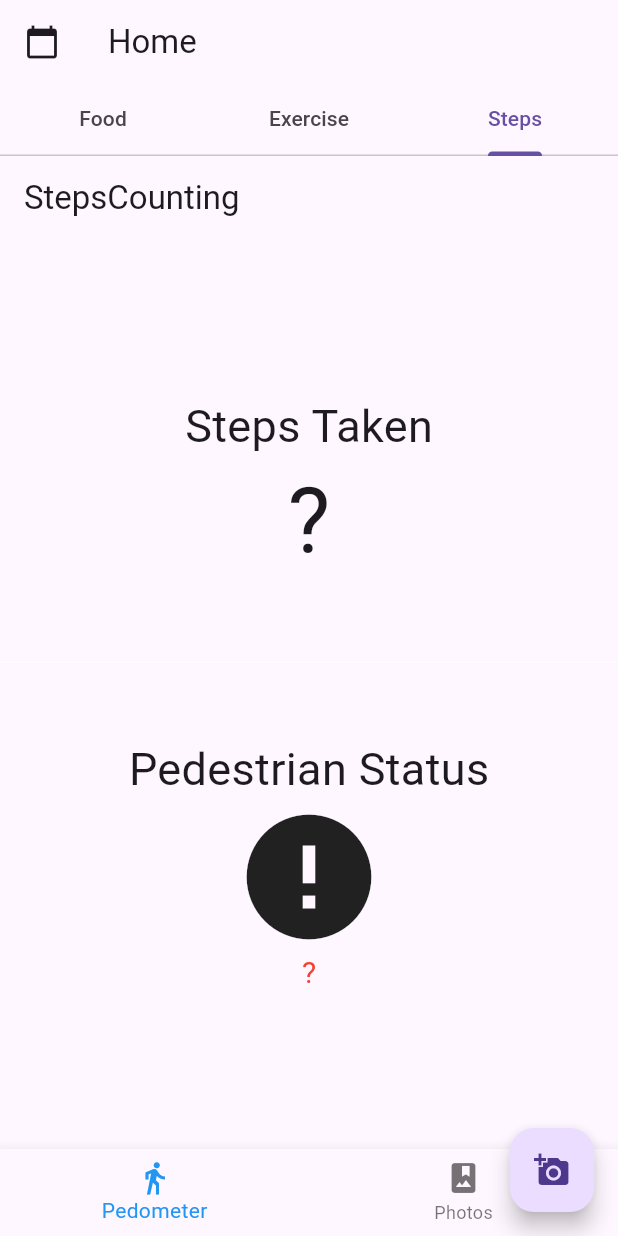
After one commit to VishalVinayRam/Fitness-monitoring-system, a Flutter app: the HomeScreen screen opened by its route, tab 3 chosen, on a phone screen of 412 x 824 dp. The commit adds this screen. Run offline on Flutter 3.47's test engine with Material 3 defaults, Android fonts, the phone set to English and light mode, and no system bars; our stand-ins replace image_picker, pedometer, shared_preferences; accounts and stored records are empty.

Commit message:
integrating pedometer to the main app

```diff
--- a/lib/homescreen.dart
+++ b/lib/homescreen.dart
@@ -1,4 +1,5 @@
 import 'package:flutter/material.dart';
+import 'package:management/pedometer.dart';
 import 'package:shared_preferences/shared_preferences.dart';
 import 'dart:convert';
 import 'models/photo.dart';
@@ -11,11 +12,13 @@ class HomeScreen extends StatefulWidget {
 class _HomeScreenState extends State<HomeScreen> with SingleTickerProviderStateMixin {
   List<Photo> _photos = [];
   late TabController _tabController;
+  late DateTime _selectedDate = DateTime.now(); // Selected date
 
   @override
   void initState() {
     super.initState();
-    _tabController = TabController(length: 2, vsync: this);
+      _tabController = TabController(length: 3, vsync: this);
+
     _loadPhotos();
   }
 
@@ -23,30 +26,62 @@ class _HomeScreenState extends State<HomeScreen> with SingleTickerProviderStateM
     final prefs = await SharedPreferences.getInstance();
     final photosString = prefs.getString('photos');
     if (photosString != null) {
+      final List<Photo> photos = photosFromJson(photosString);
       setState(() {
-        _photos = photosFromJson(photosString);
+        _photos = photos;
       });
     }
   }
 
+  void _selectDate(BuildContext context) async {
+    final DateTime? picked = await showDatePicker(
+      context: context,
+      initialDate: _selectedDate,
+      firstDate: DateTime(2015, 8),
+      lastDate: DateTime.now(),
+    );
+    if (picked != null && picked != _selectedDate) {
+      setState(() {
+        _selectedDate = picked;
+      });
+    }
+  }
+
+  List<Photo> getPhotosForDate(DateTime date) {
+    return _photos
+      .where((photo) =>
+          photo.date != null && photo.date!.isAtSameMomentAs(date))
+      .toList();
+  }
+
   @override
   Widget build(BuildContext context) {
+    List<Photo> filteredPhotos = getPhotosForDate(_selectedDate);
+
     return Scaffold(
       appBar: AppBar(
+        leading:  IconButton(
+            icon: Icon(Icons.calendar_today),
+            onPressed: () => _selectDate(context),
+          ),
         title: Text('Home'),
-        bottom: TabBar(
+         bottom: TabBar(
           controller: _tabController,
           tabs: [
             Tab(text: 'Food'),
             Tab(text: 'Exercise'),
+            Tab(text: "Steps",)
           ],
         ),
       ),
       body: TabBarView(
         controller: _tabController,
-        children: [
+        children:[
+          filteredPhotos.isEmpty
+          ? Center(child: Text('No photos for selected date')):
           _buildCategoryView('Food'),
           _buildCategoryView('Exercise'),
+          StepsCounting(),
         ],
       ),
       floatingActionButton: FloatingActionButton(
@@ -56,24 +91,6 @@ class _HomeScreenState extends State<HomeScreen> with SingleTickerProviderStateM
         child: Icon(Icons.add_a_photo),
       ),
     );
-  }
-
-  Widget _buildCategoryView(String category) {
-    final categoryPhotos = _photos.where((p) => p.category == category).toList();
-    return categoryPhotos.isEmpty
-        ? Center(child: Text('No photos yet'))
-        : GridView.builder(
-            padding: const EdgeInsets.all(8),
-            gridDelegate: SliverGridDelegateWithFixedCrossAxisCount(
-              crossAxisCount: 2,
-              mainAxisSpacing: 8,
-              crossAxisSpacing: 8,
-            ),
-            itemCount: categoryPhotos.length,
-            itemBuilder: (context, index) {
-              return _buildPhotoTile(categoryPhotos[index]);
-            },
-          );
   }
 
   Widget _buildPhotoTile(Photo photo) {
@@ -111,4 +128,23 @@ class _HomeScreenState extends State<HomeScreen> with SingleTickerProviderStateM
       ),
     );
   }
+
+
+Widget _buildCategoryView(String category) {
+    final categoryPhotos = _photos.where((p) => p.category == category).toList();
+    return categoryPhotos.isEmpty
+        ? Center(child: Text('No photos yet'))
+        : GridView.builder(
+            padding: const EdgeInsets.all(8),
+            gridDelegate: SliverGridDelegateWithFixedCrossAxisCount(
+              crossAxisCount: 2,
+              mainAxisSpacing: 8,
+              crossAxisSpacing: 8,
+            ),
+            itemCount: categoryPhotos.length,
+            itemBuilder: (context, index) {
+              return _buildPhotoTile(categoryPhotos[index]);
+            },
+          );
+  }
 }
--- a/lib/models/photo.dart
+++ b/lib/models/photo.dart
@@ -11,6 +11,7 @@ class Photo {
   String? exerciseName;
   int? reps;
   int? weight;
+  DateTime? date;
 
   Photo({
     required this.image,
@@ -23,6 +24,7 @@ class Photo {
     this.exerciseName,
     this.reps,
     this.weight,
+    this.date
   });
 
   factory Photo.fromJson(Map<String, dynamic> json) {
@@ -37,6 +39,7 @@ class Photo {
       exerciseName: json['exerciseName'],
       reps: json['reps'],
       weight: json['weight'],
+      date: json['date']
     );
   }
 
@@ -52,6 +55,7 @@ class Photo {
       'exerciseName': exerciseName,
       'reps': reps,
       'weight': weight,
+      'date':date
     };
   }
 }
--- /dev/null
+++ b/lib/pedometer.dart
@@ -0,0 +1,144 @@
+import 'package:flutter/material.dart';
+import 'package:pedometer/pedometer.dart';
+import './homescreen.dart'; // Import the photo tab screen
+
+class StepsCounting extends StatefulWidget {
+  @override
+  _StepsCountingState createState() => _StepsCountingState();
+}
+
+class _StepsCountingState extends State<StepsCounting> {
+  late Stream<StepCount> _stepCountStream;
+  late Stream<PedestrianStatus> _pedestrianStatusStream;
+  String _status = '?', _steps = '?';
+  int _selectedIndex = 0;
+
+  @override
+  void initState() {
+    super.initState();
+    initPlatformState();
+  }
+
+  void onStepCount(StepCount event) {
+    print(event);
+    setState(() {
+      _steps = event.steps.toString();
+    });
+  }
+
+  void onPedestrianStatusChanged(PedestrianStatus event) {
+    print(event);
+    setState(() {
+      _status = event.status;
+    });
+  }
+
+  void onPedestrianStatusError(error) {
+    print('onPedestrianStatusError: $error');
+    setState(() {
+      _status = 'Pedestrian Status not available';
+    });
+    print(_status);
+  }
+
+  void onStepCountError(error) {
+    print('onStepCountError: $error');
+    setState(() {
+      _steps = 'Step Count not available';
+    });
+  }
+
+  void initPlatformState() {
+    _pedestrianStatusStream = Pedometer.pedestrianStatusStream;
+    _pedestrianStatusStream
+        .listen(onPedestrianStatusChanged)
+        .onError(onPedestrianStatusError);
+
+    _stepCountStream = Pedometer.stepCountStream;
+    _stepCountStream.listen(onStepCount).onError(onStepCountError);
+
+    if (!mounted) return;
+  }
+
+  void _onItemTapped(int index) {
+    setState(() {
+      _selectedIndex = index;
+    });
+  }
+
+  @override
+  Widget build(BuildContext context) {
+    return MaterialApp(
+      home: Scaffold(
+        appBar: AppBar(
+          title: const Text('StepsCounting'),
+        ),
+        body: IndexedStack(
+          index: _selectedIndex,
+          children: [
+            _buildPedometerScreen(),
+            HomeScreen(), // Add the photo tab screen here
+          ],
+        ),
+        bottomNavigationBar: BottomNavigationBar(
+          items: const <BottomNavigationBarItem>[
+            BottomNavigationBarItem(
+              icon: Icon(Icons.directions_walk),
+              label: 'Pedometer',
+            ),
+            BottomNavigationBarItem(
+              icon: Icon(Icons.photo_album),
+              label: 'Photos',
+            ),
+          ],
+          currentIndex: _selectedIndex,
+          selectedItemColor: Colors.blue,
+          onTap: _onItemTapped,
+        ),
+      ),
+    );
+  }
+
+  Widget _buildPedometerScreen() {
+    return Center(
+      child: Column(
+        mainAxisAlignment: MainAxisAlignment.center,
+        children: <Widget>[
+          Text(
+            'Steps Taken',
+            style: TextStyle(fontSize: 30),
+          ),
+          Text(
+            _steps,
+            style: TextStyle(fontSize: 60),
+          ),
+          Divider(
+            height: 100,
+            thickness: 0,
+            color: Colors.white,
+          ),
+          Text(
+            'Pedestrian Status',
+            style: TextStyle(fontSize: 30),
+          ),
+          Icon(
+            _status == 'walking'
+                ? Icons.directions_walk
+                : _status == 'stopped'
+                    ? Icons.accessibility_new
+                    : Icons.error,
+            size: 100,
+          ),
+          Center(
+            child: Text(
+              _status,
+              style: _status == 'walking' || _status == 'stopped'
+                  ? TextStyle(fontSize: 30)
+                  : TextStyle(fontSize: 20, color: Colors.red),
+            ),
+          )
+        ],
+      ),
+    );
+  }
+}
```
Also changed, not shown: lib/capture_screen.dart (+26 -0 lines), lib/main.dart (+162 -136 lines).
